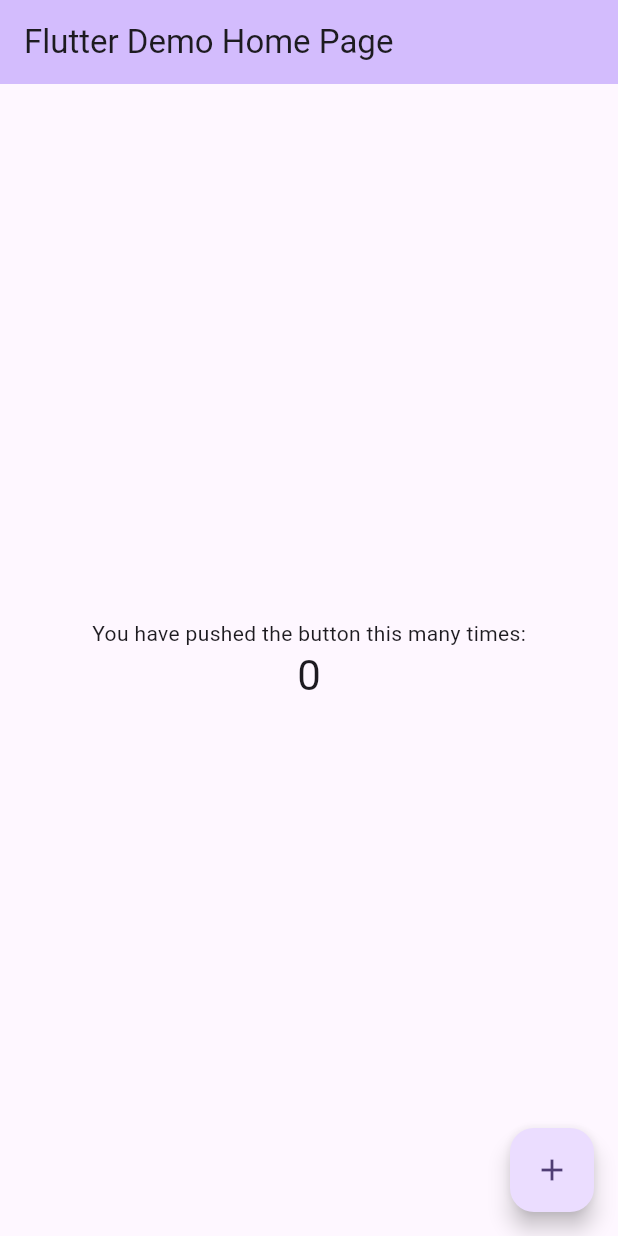
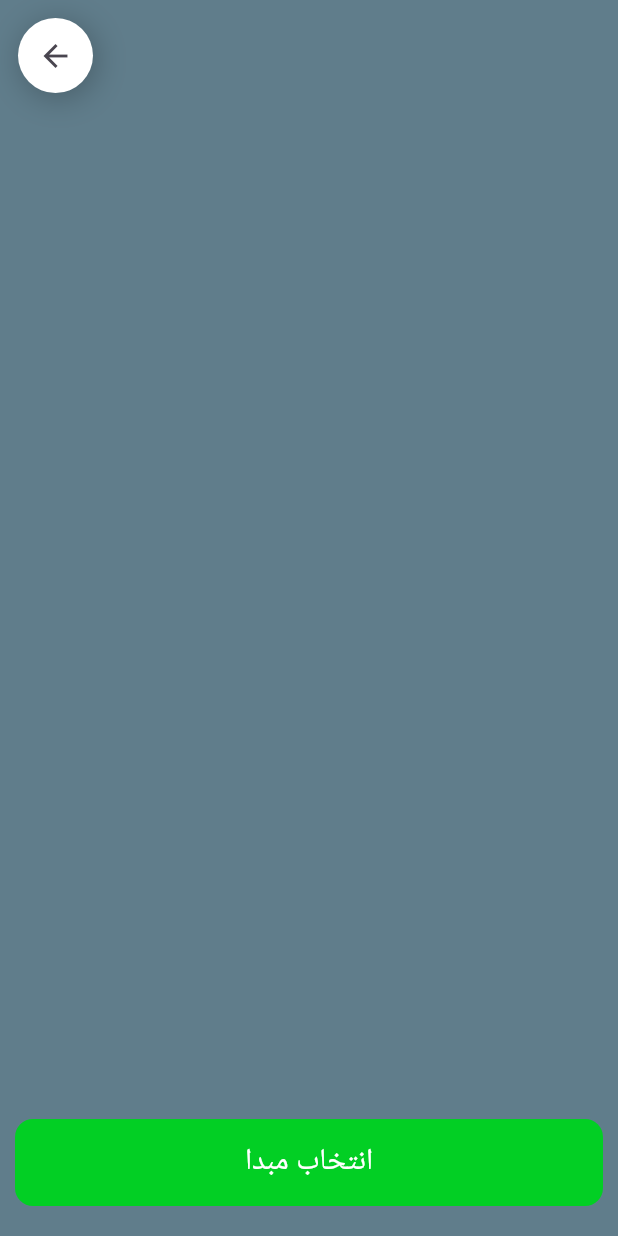
Before and after one commit to KiaGhorbani/Knapp, a Flutter app: the screen it shows after launch, on a phone screen of 412 x 824 dp. Run offline on Flutter 3.47's test engine with Material 3 defaults, Android fonts, the light colour scheme and no system bars; our stand-ins replace google_fonts; Roboto replaces fonts that are missing (Vazirmatn).

Commit message:
feat: implemented Button States

```diff
--- /dev/null
+++ b/lib/Constants/mydimensions.dart
@@ -0,0 +1,13 @@
+class MyDimension{
+
+ MyDimension._();
+
+ static const double small = 8;
+ static const double medium = 12;
+ static const double large = 24;
+
+
+
+
+
+}
--- /dev/null
+++ b/lib/Constants/myelevatedbutton_theme.dart
@@ -0,0 +1,23 @@
+import 'package:flutter/material.dart';
+import 'package:knapp/Constants/mydimensions.dart';
+
+class MyElevatedButtonTheme {
+  static ElevatedButtonThemeData myElevatedButton = ElevatedButtonThemeData(
+    style: ButtonStyle(
+      fixedSize: WidgetStatePropertyAll(Size(double.infinity, 58)),
+      shape: WidgetStatePropertyAll(
+        RoundedRectangleBorder(
+          borderRadius: BorderRadius.circular(MyDimension.medium),
+        ),
+      ),
+      elevation: WidgetStatePropertyAll(0),
+      backgroundColor: WidgetStateColor.resolveWith((states) {
+        if (states.contains(WidgetState.pressed)) {
+          return Color.fromARGB(255, 82, 255, 111);
+        }
+
+        return Color.fromARGB(255, 2, 207, 36);
+      }),
+    ),
+  );
+}
--- /dev/null
+++ b/lib/Constants/myfonts.dart
@@ -0,0 +1,16 @@
+
+import 'package:flutter/material.dart';
+import 'package:google_fonts/google_fonts.dart';
+
+class MyFonts{
+
+  MyFonts._();
+
+
+  static TextStyle buttonText = GoogleFonts.vazirmatn(fontSize: 20,color: Colors.white);
+
+
+
+
+
+}
--- /dev/null
+++ b/lib/Constants/widgetstates.dart
@@ -0,0 +1,7 @@
+class MyWidgetState {
+  MyWidgetState._();
+
+  static const selectOrigin = 0;
+  static const selectDestination = 1;
+  static const requestDriver = 2;
+}
--- /dev/null
+++ b/lib/Map Screen/Widgets/back_button.dart
@@ -0,0 +1,32 @@
+import 'package:flutter/material.dart';
+
+import '../../Constants/mydimensions.dart';
+
+class MyBackButton extends StatelessWidget {
+  const MyBackButton({super.key, required this.onPressed});
+  final Function() onPressed;
+
+  @override
+  Widget build(BuildContext context) {
+    return Positioned(
+      top: MyDimension.medium,
+      left: MyDimension.medium,
+      child: Container(
+        height: 50,
+        width: 50,
+        decoration: BoxDecoration(
+          boxShadow: [
+            BoxShadow(
+              color: Colors.black26,
+              offset: Offset(2, 3),
+              blurRadius: 18,
+            ),
+          ],
+          shape: BoxShape.circle,
+          color: Colors.white,
+        ),
+        child: IconButton(onPressed: onPressed, icon: Icon(Icons.arrow_back)),
+      ),
+    );
+  }
+}
--- /dev/null
+++ b/lib/Map Screen/map_screen.dart
@@ -0,0 +1,112 @@
+import 'dart:developer';
+
+import 'package:flutter/material.dart';
+
+import '../Constants/myfonts.dart';
+import '../Constants/widgetstates.dart';
+import 'Widgets/back_button.dart';
+
+class MapScreen extends StatefulWidget {
+  const MapScreen({super.key});
+
+  @override
+  State<MapScreen> createState() => _MapScreenState();
+}
+
+class _MapScreenState extends State<MapScreen> {
+  static List currentState = [MyWidgetState.selectOrigin];
+
+  @override
+  Widget build(BuildContext context) {
+    return SafeArea(
+      child: Scaffold(
+        body: Stack(
+          children: [
+            //Map
+            Container(color: Colors.blueGrey),
+            //Button For Returning To Last State
+            MyBackButton(
+              onPressed: () {
+                setState(() {
+                  if (currentState.length > 1) {
+                    currentState.removeLast();
+                  }
+                });
+              },
+            ),
+            //Button For Going To Next State
+            buttonState(),
+          ],
+        ),
+      ),
+    );
+  }
+
+  //Switch Case For Setting The Right Widget
+  Widget buttonState() {
+    Widget currentWidget = selectOrigin();
+
+    switch (currentState.last) {
+      case MyWidgetState.selectOrigin:
+        currentWidget = selectOrigin();
+        break;
+      case MyWidgetState.selectDestination:
+        currentWidget = selectDestination();
+        break;
+      case MyWidgetState.requestDriver:
+        currentWidget = requestDriver();
+        break;
+    }
+
+    return currentWidget;
+  }
+
+  //Select Origin Button
+  Positioned selectOrigin() {
+    return Positioned(
+      bottom: 20,
+      left: 10,
+      right: 10,
+      child: ElevatedButton(
+        onPressed: () {
+          setState(() {
+            currentState.add(MyWidgetState.selectDestination);
+          });
+        },
+        child: Text("انتخاب مبدا", style: MyFonts.buttonText),
+      ),
+    );
+  }
+
+  //Select Destination Button
+  Positioned selectDestination() {
+    return Positioned(
+      bottom: 20,
+      left: 10,
+      right: 10,
+      child: ElevatedButton(
+        onPressed: () {
+          setState(() {
+            currentState.add(MyWidgetState.requestDriver);
+          });
+        },
+        child: Text("انتخاب مقصد", style: MyFonts.buttonText),
+      ),
+    );
+  }
+
+  //Request Driver Button
+  Positioned requestDriver() {
+    return Positioned(
+      bottom: 20,
+      left: 10,
+      right: 10,
+      child: ElevatedButton(
+        onPressed: () {
+          log("Searching For A Driver.....");
+        },
+        child: Text("درخواست راننده", style: MyFonts.buttonText),
+      ),
+    );
+  }
+}
--- a/lib/main.dart
+++ b/lib/main.dart
@@ -1,4 +1,6 @@
 import 'package:flutter/material.dart';
+import 'package:knapp/Constants/myelevatedbutton_theme.dart';
+import 'package:knapp/Map%20Screen/map_screen.dart';
 
 void main() {
   runApp(const MyApp());
@@ -11,112 +13,12 @@ class MyApp extends StatelessWidget {
   @override
   Widget build(BuildContext context) {
     return MaterialApp(
-      title: 'Flutter Demo',
+      debugShowCheckedModeBanner: false,
+      home: MapScreen(),
       theme: ThemeData(
-        // This is the theme of your application.
-        //
-        // TRY THIS: Try running your application with "flutter run". You'll see
-        // the application has a purple toolbar. Then, without quitting the app,
-        // try changing the seedColor in the colorScheme below to Colors.green
-        // and then invoke "hot reload" (save your changes or press the "hot
-        // reload" button in a Flutter-supported IDE, or press "r" if you used
-        // the command line to start the app).
-        //
-        // Notice that the counter didn't reset back to zero; the application
-        // state is not lost during the reload. To reset the state, use hot
-        // restart instead.
-        //
-        // This works for code too, not just values: Most code changes can be
-        // tested with just a hot reload.
-        colorScheme: ColorScheme.fromSeed(seedColor: Colors.deepPurple),
+        elevatedButtonTheme: MyElevatedButtonTheme.myElevatedButton
+
       ),
-      home: const MyHomePage(title: 'Flutter Demo Home Page'),
     );
   }
 }
-
-class MyHomePage extends StatefulWidget {
-  const MyHomePage({super.key, required this.title});
-
-  // This widget is the home page of your application. It is stateful, meaning
-  // that it has a State object (defined below) that contains fields that affect
-  // how it looks.
-
-  // This class is the configuration for the state. It holds the values (in this
-  // case the title) provided by the parent (in this case the App widget) and
-  // used by the build method of the State. Fields in a Widget subclass are
-  // always marked "final".
-
-  final String title;
-
-  @override
-  State<MyHomePage> createState() => _MyHomePageState();
-}
-
-class _MyHomePageState extends State<MyHomePage> {
-  int _counter = 0;
-
-  void _incrementCounter() {
-    setState(() {
-      // This call to setState tells the Flutter framework that something has
-      // changed in this State, which causes it to rerun the build method below
-      // so that the display can reflect the updated values. If we changed
-      // _counter without calling setState(), then the build method would not be
-      // called again, and so nothing would appear to happen.
-      _counter++;
-    });
-  }
-
-  @override
-  Widget build(BuildContext context) {
-    // This method is rerun every time setState is called, for instance as done
-    // by the _incrementCounter method above.
-    //
-    // The Flutter framework has been optimized to make rerunning build methods
-    // fast, so that you can just rebuild anything that needs updating rather
-    // than having to individually change instances of widgets.
-    return Scaffold(
-      appBar: AppBar(
-        // TRY THIS: Try changing the color here to a specific color (to
-        // Colors.amber, perhaps?) and trigger a hot reload to see the AppBar
-        // change color while the other colors stay the same.
-        backgroundColor: Theme.of(context).colorScheme.inversePrimary,
-        // Here we take the value from the MyHomePage object that was created by
-        // the App.build method, and use it to set our appbar title.
-        title: Text(widget.title),
-      ),
-      body: Center(
-        // Center is a layout widget. It takes a single child and positions it
-        // in the middle of the parent.
-        child: Column(
-          // Column is also a layout widget. It takes a list of children and
-          // arranges them vertically. By default, it sizes itself to fit its
-          // children horizontally, and tries to be as tall as its parent.
-          //
-          // Column has various properties to control how it sizes itself and
-          // how it positions its children. Here we use mainAxisAlignment to
-          // center the children vertically; the main axis here is the vertical
-          // axis because Columns are vertical (the cross axis would be
-          // horizontal).
-          //
-          // TRY THIS: Invoke "debug painting" (choose the "Toggle Debug Paint"
-          // action in the IDE, or press "p" in the console), to see the
-          // wireframe for each widget.
-          mainAxisAlignment: MainAxisAlignment.center,
-          children: <Widget>[
-            const Text('You have pushed the button this many times:'),
-            Text(
-              '$_counter',
-              style: Theme.of(context).textTheme.headlineMedium,
-            ),
-          ],
-        ),
-      ),
-      floatingActionButton: FloatingActionButton(
-        onPressed: _incrementCounter,
-        tooltip: 'Increment',
-        child: const Icon(Icons.add),
-      ), // This trailing comma makes auto-formatting nicer for build methods.
-    );
-  }
-}
```
Also changed, not shown: pubspec.yaml (+7 -2 lines), assets/icons/destination.svg (added), assets/icons/origin.svg (added), pubspec.lock, 5 other files.
